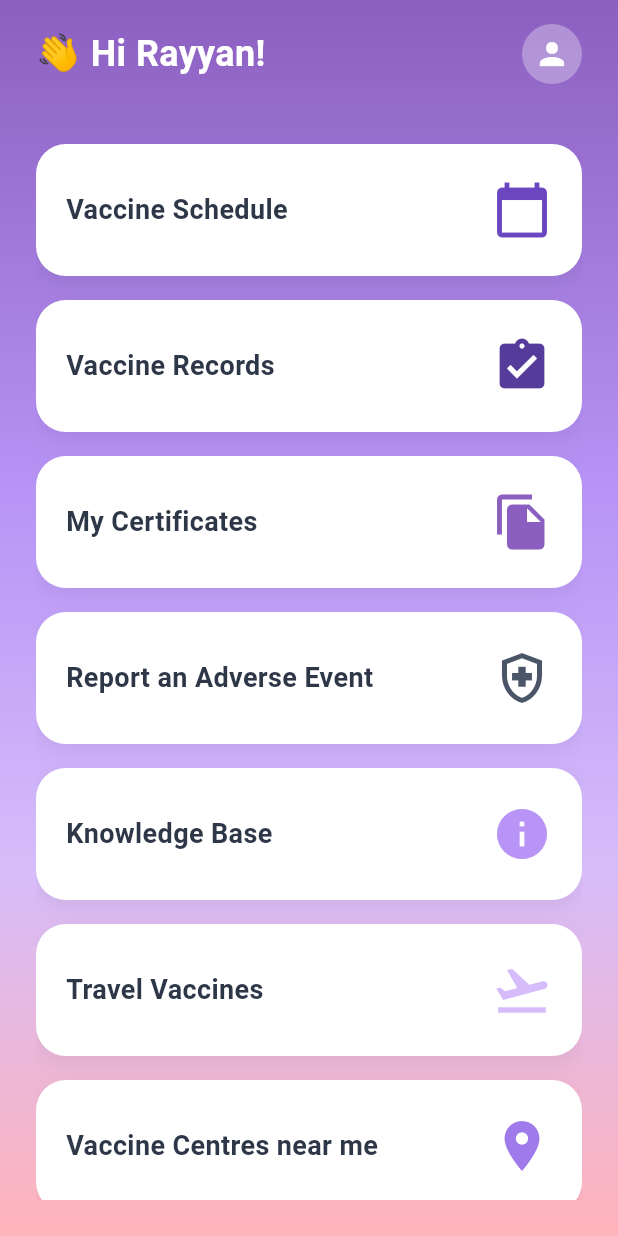
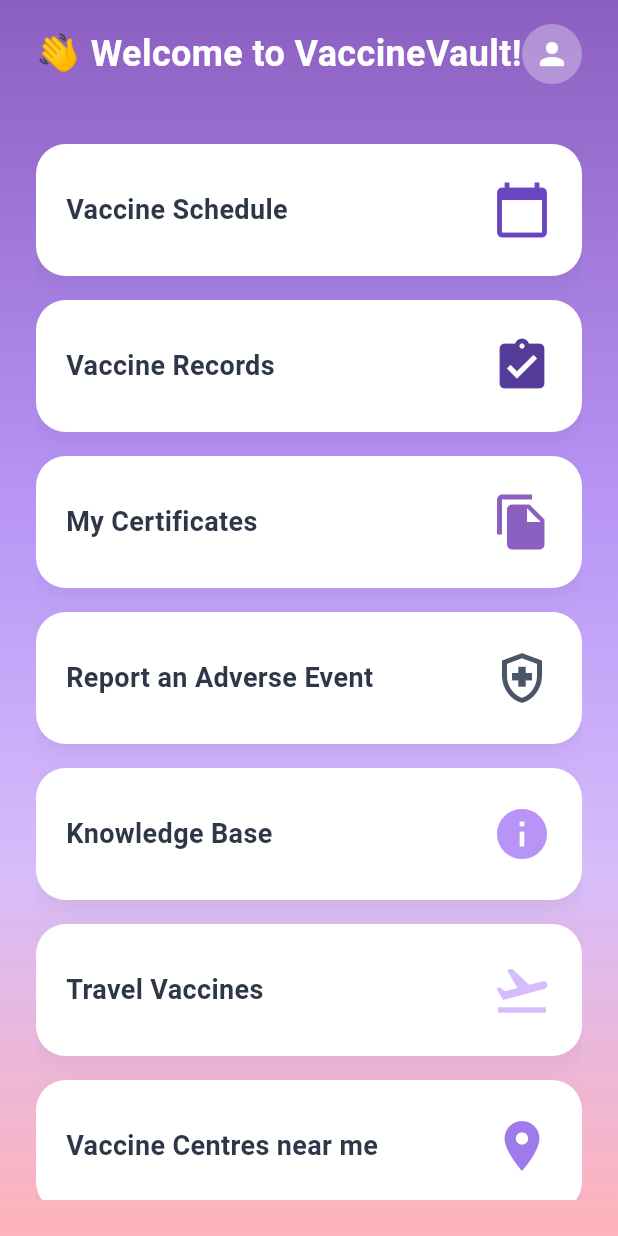
Before and after one commit to shivenrshukla/VaccineVault, a Flutter app: the HomeScreen screen opened directly, on a phone screen of 412 x 824 dp. Run offline on Flutter 3.47's test engine with Material 3 defaults, Android fonts, the phone set to English and light mode, and no system bars; our stand-ins replace dio, file_picker, flutter_secure_storage, local_auth, shared_preferences; missing offline and left inert: open_app_file; accounts and stored records are empty; Roboto replaces fonts that are missing (SF Pro Display).

Commit message:
Welcome to VaccineVault!

```diff
--- a/frontend/lib/screens/home_screen.dart
+++ b/frontend/lib/screens/home_screen.dart
@@ -45,7 +45,7 @@ class HomeScreen extends StatelessWidget {
                   mainAxisAlignment: MainAxisAlignment.spaceBetween,
                   children: [
                     const Text(
-                      '👋 Hi Rayyan!',
+                      '👋 Welcome to VaccineVault!',
                       style: TextStyle(
                         fontSize: 24,
                         fontWeight: FontWeight.bold,
```
